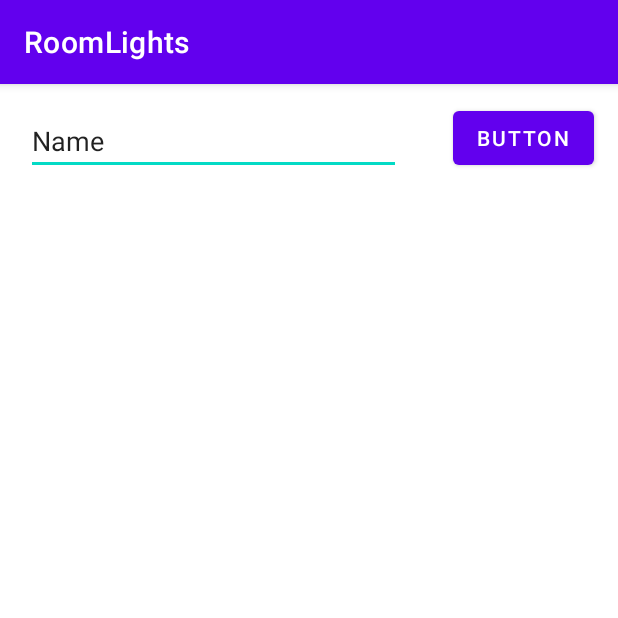
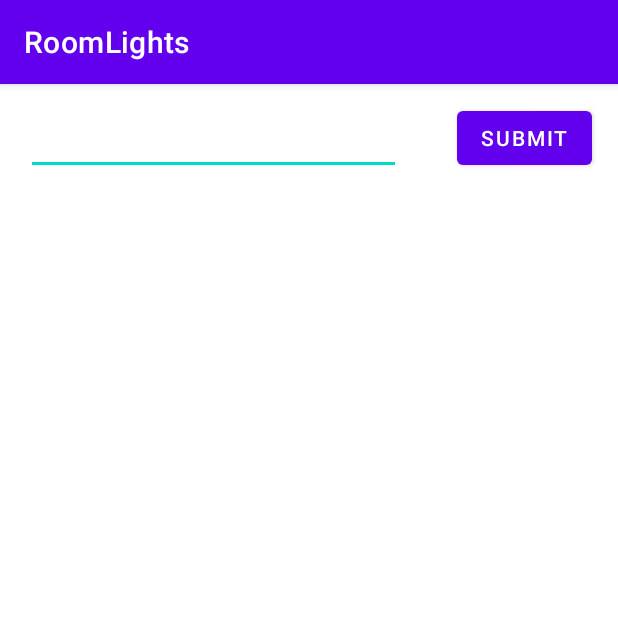
Before and after one commit to Slad3/RoomLightsApp, an Android app: the screen it shows after launch (MainActivity), on a phone screen of 412 x 824 dp, the top half of it. Run offline under Robolectric (Android 15) with nearby library versions, the phone set to English and light mode, and no system bars.

Commit message:
Everything is working as it should be

```diff
--- a/app/src/main/java/com/Slad3/roomlights/MainActivity.kt
+++ b/app/src/main/java/com/Slad3/roomlights/MainActivity.kt
@@ -31,7 +31,6 @@ class MainActivity : AppCompatActivity() {
     }
 
     override fun onCreate(savedInstanceState: Bundle?) {
-
 
 
 
@@ -82,7 +81,7 @@ class MainActivity : AppCompatActivity() {
 
 
         val notificationBuilder = NotificationCompat.Builder(context, getString(R.string.primary_notification_channel_id))
-                .setSmallIcon(R.drawable.light)
+                .setSmallIcon(R.drawable.lightbaw)
                 .setContentTitle("Lights")
 //                .setContentText("Description")
                 .addAction(R.drawable.light, "On 1", actionIntentOn1)
--- a/app/src/main/res/layout/activity_main.xml
+++ b/app/src/main/res/layout/activity_main.xml
@@ -12,7 +12,6 @@
         android:layout_height="44dp"
         android:ems="10"
         android:inputType="textPersonName"
-        android:text="Name"
         app:layout_constraintBottom_toBottomOf="parent"
         app:layout_constraintEnd_toEndOf="parent"
         app:layout_constraintHorizontal_bias="0.109"
@@ -25,7 +24,7 @@
         android:layout_width="wrap_content"
         android:layout_height="wrap_content"
         android:layout_marginTop="12dp"
-        android:text="Button"
+        android:text="Submit"
         app:layout_constraintEnd_toEndOf="parent"
         app:layout_constraintHorizontal_bias="0.68"
         app:layout_constraintStart_toEndOf="@+id/ipText"
```
Also changed, not shown: app/src/main/res/drawable/lightbaw.png (added).
